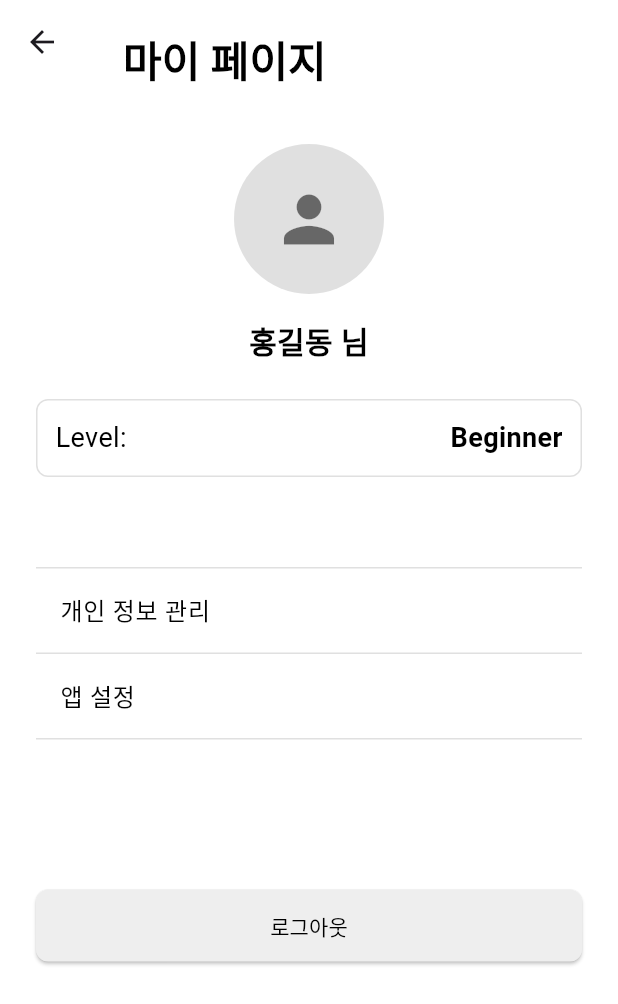
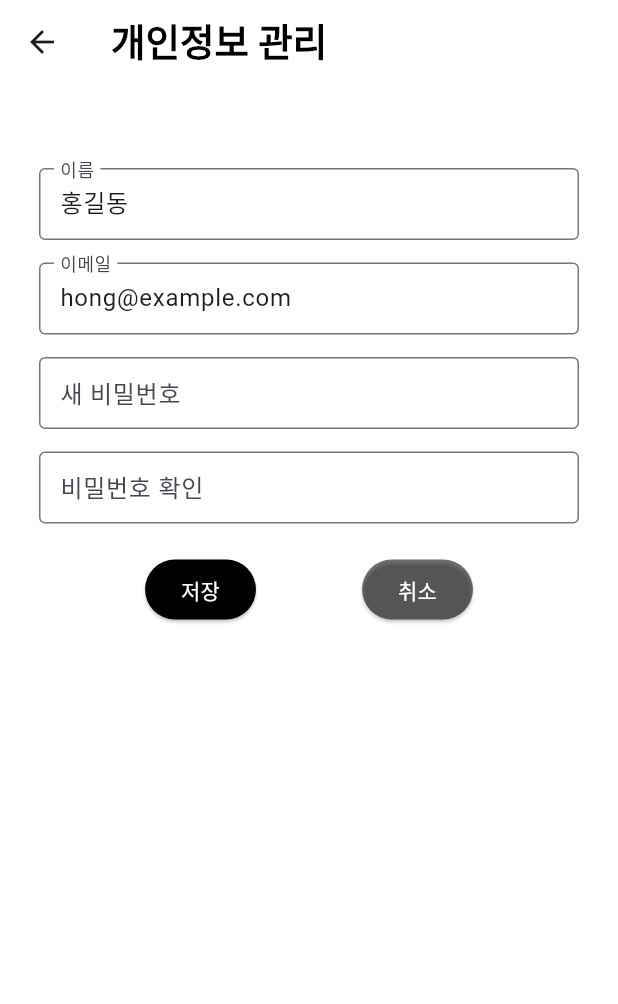
Before and after one commit to FinancePick/FinancePick-FE, a Flutter app: the MyPageScreen screen opened directly, after a tap on "개인 정보 관리", on a phone screen of 412 x 824 dp. Shown: the top 1004 px of the screen. Run offline on Flutter 3.47's test engine with Material 3 defaults, Android fonts, the light colour scheme and no system bars; our stand-ins replace dio.

Commit message:
[FEAT]개인정보 설정 page 추가

```diff
--- a/lib/screens/mypage_screen.dart
+++ b/lib/screens/mypage_screen.dart
@@ -1,4 +1,5 @@
 import 'package:flutter/material.dart';
+import 'personal_info_screen.dart';
 
 class MyPageScreen extends StatelessWidget {
   const MyPageScreen({super.key});
@@ -81,7 +82,11 @@ class MyPageScreen extends StatelessWidget {
             ),
             onTap: () {
               // 개인 정보 관리 페이지로 이동
-              print("개인 정보 관리 선택");
+              Navigator.push(
+                context,
+                MaterialPageRoute(
+                    builder: (context) => const MyPagePersonalInfo()),
+              );
             },
           ),
           const Divider(thickness: 1, height: 1, color: Colors.black12),
@@ -109,7 +114,7 @@ class MyPageScreen extends StatelessWidget {
               foregroundColor: Colors.black,
               minimumSize: const Size(double.infinity, 48),
               shape: RoundedRectangleBorder(
-                borderRadius: BorderRadius.circular(8),
+                borderRadius: BorderRadius.circular(20),
               ),
             ),
             child: const Text("로그아웃"),
--- /dev/null
+++ b/lib/screens/personal_info_screen.dart
@@ -0,0 +1,217 @@
+import 'package:flutter/material.dart';
+
+class MyPagePersonalInfo extends StatefulWidget {
+  const MyPagePersonalInfo({super.key});
+
+  @override
+  _MyPagePersonalInfoState createState() => _MyPagePersonalInfoState();
+}
+
+class _MyPagePersonalInfoState extends State<MyPagePersonalInfo> {
+  // 개인정보
+  String name = "홍길동";
+  String email = "hong@example.com";
+  String password = "password123"; // 초기 비밀번호
+
+  // 수정 가능한 값
+  TextEditingController nameController = TextEditingController();
+  TextEditingController emailController = TextEditingController();
+  TextEditingController passwordController = TextEditingController();
+  TextEditingController confirmPasswordController = TextEditingController();
+
+  // 폼 유효성 검사
+  final GlobalKey<FormState> _formKey = GlobalKey<FormState>();
+
+  @override
+  void initState() {
+    super.initState();
+    // 초기값 설정
+    nameController.text = name;
+    emailController.text = email;
+  }
+
+  // 이메일 유효성 검사
+  String? _validateEmail(String? value) {
+    if (value == null || value.isEmpty) {
+      return '이메일을 입력해주세요.';
+    }
+    // 이메일 형식 체크
+    String pattern = r'\b[A-Za-z0-9._%+-]+@[A-Za-z0-9.-]+\.[A-Za-z]{2,4}\b';
+    RegExp regex = RegExp(pattern);
+    if (!regex.hasMatch(value)) {
+      return '유효한 이메일 주소를 입력해주세요.';
+    }
+    return null;
+  }
+
+  // 비밀번호 유효성 검사
+  String? _validatePassword(String? value) {
+    if (value == null || value.isEmpty) {
+      return '비밀번호를 입력해주세요.';
+    }
+    if (value.length < 8) {
+      return '비밀번호는 최소 8자 이상이어야 합니다.';
+    }
+    return null;
+  }
+
+  // 개인정보 저장 함수
+  void _savePersonalInfo() {
+    if (_formKey.currentState?.validate() ?? false) {
+      // 비밀번호가 일치하지 않으면 경고
+      if (passwordController.text != confirmPasswordController.text) {
+        ScaffoldMessenger.of(context).showSnackBar(
+          const SnackBar(content: Text("비밀번호가 일치하지 않습니다.")),
+        );
+        return;
+      }
+
+      setState(() {
+        name = nameController.text;
+        email = emailController.text;
+        password = passwordController.text;
+      });
+
+      // 서버나 로컬 저장 로직 추가 가능
+
+      ScaffoldMessenger.of(context).showSnackBar(
+        const SnackBar(content: Text("개인정보가 저장되었습니다.")),
+      );
+    }
+  }
+
+  // 개인정보 수정 취소 함수
+  void _cancelEdit() {
+    setState(() {
+      nameController.text = name;
+      emailController.text = email;
+      passwordController.clear();
+      confirmPasswordController.clear();
+    });
+  }
+
+  @override
+  Widget build(BuildContext context) {
+    return Scaffold(
+      appBar: AppBar(
+        backgroundColor: Colors.white, // AppBar 배경색
+        elevation: 0, // 그림자 제거
+        title: const Padding(
+          padding: EdgeInsets.only(left: 2),
+          child: Text(
+            "개인정보 관리",
+            style: TextStyle(
+              fontSize: 25,
+              color: Colors.black,
+              fontWeight: FontWeight.bold,
+            ),
+          ),
+        ),
+        centerTitle: false, // 왼쪽 정렬
+      ),
+      body: Padding(
+        padding: const EdgeInsets.all(16.0),
+        child: Form(
+          key: _formKey, // 폼 키 설정
+          child: Padding(
+            padding: const EdgeInsets.all(10),
+            child: Column(
+              crossAxisAlignment: CrossAxisAlignment.start,
+              children: [
+                const SizedBox(height: 30), // 앱바와 입력란 사이 간격 추가
+
+                // 이름 입력란
+                TextFormField(
+                  controller: nameController,
+                  decoration: const InputDecoration(
+                    labelText: "이름",
+                    border: OutlineInputBorder(),
+                    contentPadding: EdgeInsets.symmetric(horizontal: 10),
+                  ),
+                  validator: (value) {
+                    if (value == null || value.isEmpty) {
+                      return '이름을 입력해주세요.';
+                    }
+                    return null;
+                  },
+                ),
+                const SizedBox(height: 15), // 입력란 간격
+
+                // 이메일 입력란
+                TextFormField(
+                  controller: emailController,
+                  decoration: const InputDecoration(
+                    labelText: "이메일",
+                    border: OutlineInputBorder(),
+                    contentPadding: EdgeInsets.symmetric(horizontal: 10),
+                  ),
+                  validator: _validateEmail,
+                ),
+                const SizedBox(height: 15), // 입력란 간격
+
+                // 비밀번호 입력란
+                TextFormField(
+                  controller: passwordController,
+                  obscureText: true,
+                  decoration: const InputDecoration(
+                    labelText: "새 비밀번호",
+                    border: OutlineInputBorder(),
+                    contentPadding: EdgeInsets.symmetric(horizontal: 10),
+                  ),
+                  validator: _validatePassword,
+                ),
+                const SizedBox(height: 15), // 입력란 간격
+
+                // 비밀번호 확인 입력란
+                TextFormField(
+                  controller: confirmPasswordController,
+                  obscureText: true,
+                  decoration: const InputDecoration(
+                    labelText: "비밀번호 확인",
+                    border: OutlineInputBorder(),
+                    contentPadding: EdgeInsets.symmetric(horizontal: 10),
+                  ),
+                  validator: (value) {
+                    if (value == null || value.isEmpty) {
+                      return '비밀번호 확인을 입력해주세요.';
+                    }
+                    return null;
+                  },
+                ),
+                const SizedBox(height: 20), // 버튼과 입력란 간 간격
+
+                Row(
+                  mainAxisAlignment: MainAxisAlignment.spaceEvenly,
+                  children: [
+                    ElevatedButton(
+                      onPressed: _savePersonalInfo,
+                      style: ElevatedButton.styleFrom(
+                        foregroundColor: Colors.white, // 버튼 글씨 색을 흰색으로 설정
+                        backgroundColor: Colors.black,
+                        shape: RoundedRectangleBorder(
+                          borderRadius: BorderRadius.circular(20), // 둥근 모서리 설정
+                        ),
+                      ),
+                      child: const Text("저장"),
+                    ),
+                    ElevatedButton(
+                        onPressed: _cancelEdit,
+                        style: ElevatedButton.styleFrom(
+                          foregroundColor: Colors.white, // 버튼 글씨 색을 흰색으로 설정
+                          backgroundColor: Colors.black54,
+                          shape: RoundedRectangleBorder(
+                            borderRadius:
+                                BorderRadius.circular(20), // 둥근 모서리 설정
+                          ),
+                        ),
+                        child: const Text("취소"))
+                  ],
+                ),
+              ],
+            ),
+          ),
+        ),
+      ),
+    );
+  }
+}
```
